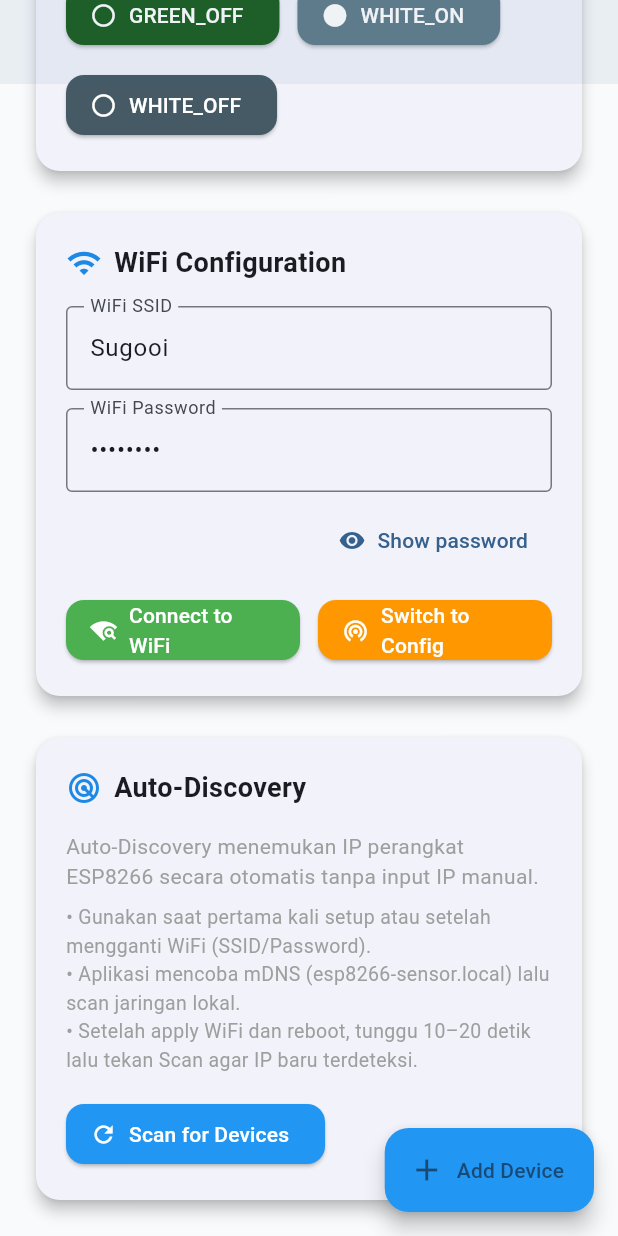
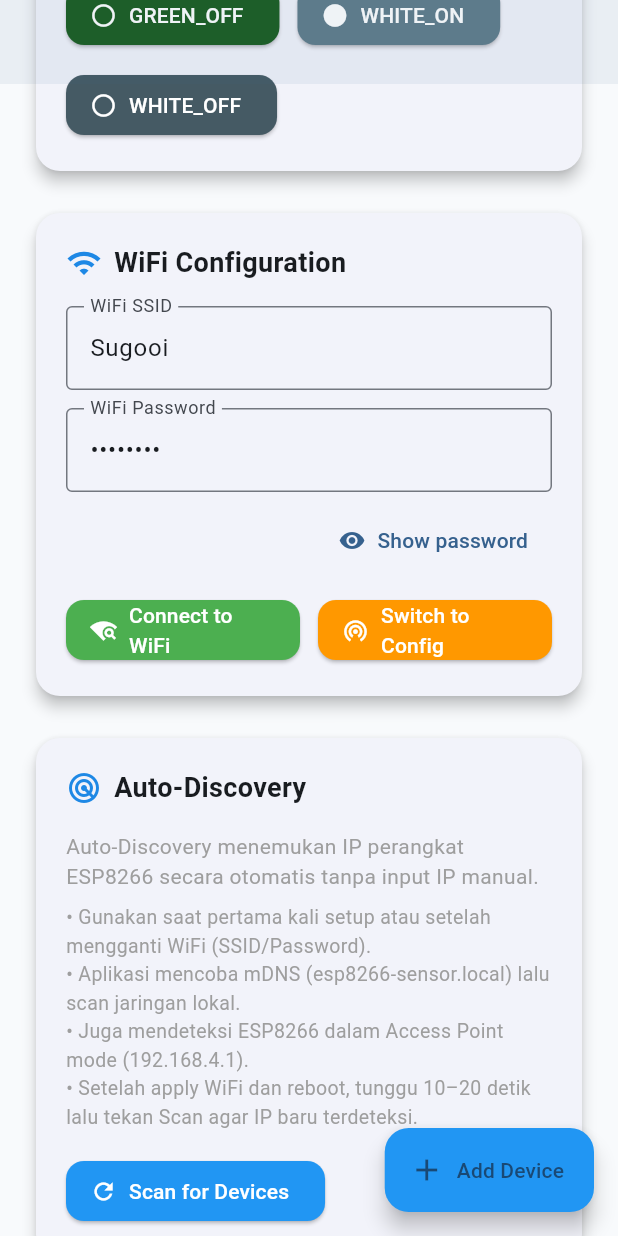
Before and after one commit to Hyperionzs/IoT-Management--LED---DHT22-, a Flutter app: the screen it shows after launch, scrolled down 1040 dp, on a phone screen of 412 x 824 dp. Run offline on Flutter 3.47's test engine with Material 3 defaults, Android fonts, the phone set to English and light mode, and no system bars; missing offline and left inert: mqtt_client; network calls fail.

Commit message:
Enhance ESP8266 device discovery and UI feedback in IoT Dashboard
- Implemented detection for ESP8266 in Access Point mode, allowing users to configure WiFi settings directly from the dashboard.

- Updated the UI to reflect the device's mode, providing clear indicators for AP mode and connection status.

- Improved user feedback with snack bars for successful connections and device status updates, enhancing overall user experience.

- Refactored code to streamline device information retrieval and display, ensuring a more responsive interface.

```diff
--- a/lib/main.dart
+++ b/lib/main.dart
@@ -381,13 +381,20 @@ class _IoTDashboardScreenState extends State<IoTDashboardScreen>
   void _startAutoDiscovery() async {
     // Auto-discover ESP8266 devices
     String? espIP = await ESP8266Discovery.getESP8266IP();
+
+    // If not found in normal mode, check for AP mode
+    if (espIP == null) {
+      espIP = await ESP8266Discovery.getESP8266APMode();
+    }
+
     if (espIP != null && projects.isNotEmpty) {
       setState(() {
         projects.first.deviceIP = espIP;
         projects.first.isOnline = true;
       });
 
-      // Get device info
+      // Get device info (only if not in AP mode)
+      if (espIP != '192.168.4.1') {
         Map<String, dynamic>? info = await ESP8266Discovery.getESP8266Info(espIP);
         if (info != null) {
           setState(() {
@@ -404,6 +411,7 @@ class _IoTDashboardScreenState extends State<IoTDashboardScreen>
           setState(() {
             projects.first.connectedWifiSSID = connectedSSID;
           });
+        }
       }
     }
   }
@@ -805,6 +813,7 @@ class _IoTDashboardScreenState extends State<IoTDashboardScreen>
 
     final project = projects.first;
     final isConnected = project.isOnline && project.deviceIP != null;
+    final isAPMode = project.deviceIP == '192.168.4.1';
 
     return Card(
       elevation: 4,
@@ -819,12 +828,20 @@ class _IoTDashboardScreenState extends State<IoTDashboardScreen>
                 Container(
                   padding: const EdgeInsets.all(12),
                   decoration: BoxDecoration(
-                    color: isConnected ? Colors.green.withOpacity(0.1) : Colors.red.withOpacity(0.1),
+                    color: isAPMode
+                        ? Colors.orange.withOpacity(0.1)
+                        : isConnected
+                            ? Colors.green.withOpacity(0.1)
+                            : Colors.red.withOpacity(0.1),
                     borderRadius: BorderRadius.circular(12),
                   ),
                   child: Icon(
-                    Icons.wifi,
-                    color: isConnected ? Colors.green : Colors.red,
+                    isAPMode ? Icons.wifi_tethering : Icons.wifi,
+                    color: isAPMode
+                        ? Colors.orange
+                        : isConnected
+                            ? Colors.green
+                            : Colors.red,
                     size: 24,
                   ),
                 ),
@@ -842,7 +859,11 @@ class _IoTDashboardScreenState extends State<IoTDashboardScreen>
                       ),
                       const SizedBox(height: 4),
                       Text(
-                        isConnected ? 'Connected to ESP8266' : 'Not connected',
+                        isAPMode
+                            ? 'ESP8266 in Access Point Mode'
+                            : isConnected
+                                ? 'Connected to ESP8266'
+                                : 'Not connected',
                         style: TextStyle(
                           color: Colors.grey[600],
                           fontSize: 14,
@@ -854,11 +875,19 @@ class _IoTDashboardScreenState extends State<IoTDashboardScreen>
                 Container(
                   padding: const EdgeInsets.symmetric(horizontal: 8, vertical: 4),
                   decoration: BoxDecoration(
-                    color: isConnected ? Colors.green : Colors.red,
+                    color: isAPMode
+                        ? Colors.orange
+                        : isConnected
+                            ? Colors.green
+                            : Colors.red,
                     borderRadius: BorderRadius.circular(12),
                   ),
                   child: Text(
-                    isConnected ? 'Connected' : 'Disconnected',
+                    isAPMode
+                        ? 'AP Mode'
+                        : isConnected
+                            ? 'Connected'
+                            : 'Disconnected',
                     style: const TextStyle(
                       color: Colors.white,
                       fontSize: 12,
@@ -869,7 +898,51 @@ class _IoTDashboardScreenState extends State<IoTDashboardScreen>
               ],
             ),
             const SizedBox(height: 16),
-            if (isConnected) ...[
+            if (isAPMode) ...[
+              Container(
+                padding: const EdgeInsets.all(12),
+                decoration: BoxDecoration(
+                  color: Colors.orange.withOpacity(0.1),
+                  borderRadius: BorderRadius.circular(8),
+                  border: Border.all(color: Colors.orange.withOpacity(0.3)),
+                ),
+                child: Column(
+                  crossAxisAlignment: CrossAxisAlignment.start,
+                  children: [
+                    Row(
+                      children: [
+                        Icon(Icons.wifi_tethering, color: Colors.orange[700], size: 20),
+                        const SizedBox(width: 8),
+                        Text(
+                          'Access Point Mode Active',
+                          style: TextStyle(
+                            color: Colors.orange[700],
+                            fontSize: 14,
+                            fontWeight: FontWeight.w600,
+                          ),
+                        ),
+                      ],
+                    ),
+                    const SizedBox(height: 8),
+                    Text(
+                      'ESP8266 is currently in configuration mode. Connect to WiFi network "ESP8266-Sensor-Config" with password "12345678" to configure WiFi settings.',
+                      style: TextStyle(
+                        color: Colors.orange[700],
+                        fontSize: 13,
+                      ),
+                    ),
+                  ],
+                ),
+              ),
+              const SizedBox(height: 12),
+              _buildWifiInfoRow('Device IP', '192.168.4.1'),
+              const SizedBox(height: 8),
+              _buildWifiInfoRow('AP Network', 'ESP8266-Sensor-Config'),
+              const SizedBox(height: 8),
+              _buildWifiInfoRow('AP Password', '12345678'),
+              const SizedBox(height: 8),
+              _buildWifiInfoRow('Mode', 'Configuration'),
+            ] else if (isConnected) ...[
               _buildWifiInfoRow('Connected WiFi', project.connectedWifiSSID ?? 'Unknown'),
               const SizedBox(height: 8),
               _buildWifiInfoRow('Configured WiFi', project.wifiSSID),
@@ -1031,6 +1104,7 @@ class _IoTDashboardScreenState extends State<IoTDashboardScreen>
             const Text(
               '• Gunakan saat pertama kali setup atau setelah mengganti WiFi (SSID/Password).\n'
               '• Aplikasi mencoba mDNS (esp8266-sensor.local) lalu scan jaringan lokal.\n'
+              '• Juga mendeteksi ESP8266 dalam Access Point mode (192.168.4.1).\n'
               '• Setelah apply WiFi dan reboot, tunggu 10–20 detik lalu tekan Scan agar IP baru terdeteksi.',
               style: TextStyle(
                 color: Colors.grey,
@@ -1314,11 +1388,20 @@ class _IoTDashboardScreenState extends State<IoTDashboardScreen>
         setState(() {
           projects.first.connectedWifiSSID = connectedSSID;
         });
-      }
-
-      ScaffoldMessenger.of(context).showSnackBar(
-        SnackBar(content: Text('Perangkat terdeteksi kembali di: $newIP'), backgroundColor: Colors.green),
-      );
+        ScaffoldMessenger.of(context).showSnackBar(
+          SnackBar(
+            content: Text('Berhasil terhubung ke jaringan: $connectedSSID'),
+            backgroundColor: Colors.green,
+          ),
+        );
+      } else {
+        ScaffoldMessenger.of(context).showSnackBar(
+          SnackBar(
+            content: Text('Perangkat terdeteksi kembali di: $newIP'),
+            backgroundColor: Colors.green,
+          ),
+        );
+      }
     } else {
       ScaffoldMessenger.of(context).showSnackBar(
         const SnackBar(content: Text('Perangkat belum terdeteksi. Coba tekan Scan di Auto-Discovery.'), backgroundColor: Colors.orange),
@@ -1689,12 +1772,26 @@ class _IoTDashboardScreenState extends State<IoTDashboardScreen>
         projects.first.isOnline = true;
       });
 
+      // Try to fetch the connected SSID to show success message
+      String? connectedSSID = await ESP8266Discovery.getConnectedWifiSSID(newIP);
+      if (connectedSSID != null) {
+        _safeSetState(() {
+          projects.first.connectedWifiSSID = connectedSSID;
+        });
+        ScaffoldMessenger.of(context).showSnackBar(
+          SnackBar(
+            content: Text('Berhasil terhubung ke jaringan: $connectedSSID'),
+            backgroundColor: Colors.green,
+          ),
+        );
+      } else {
         ScaffoldMessenger.of(context).showSnackBar(
           SnackBar(
             content: Text('ESP8266 reconnected at: $newIP'),
             backgroundColor: Colors.green,
           ),
         );
+      }
     } else {
       ScaffoldMessenger.of(context).showSnackBar(
         const SnackBar(
```
Lines whose indentation alone changed are shown as unchanged.
